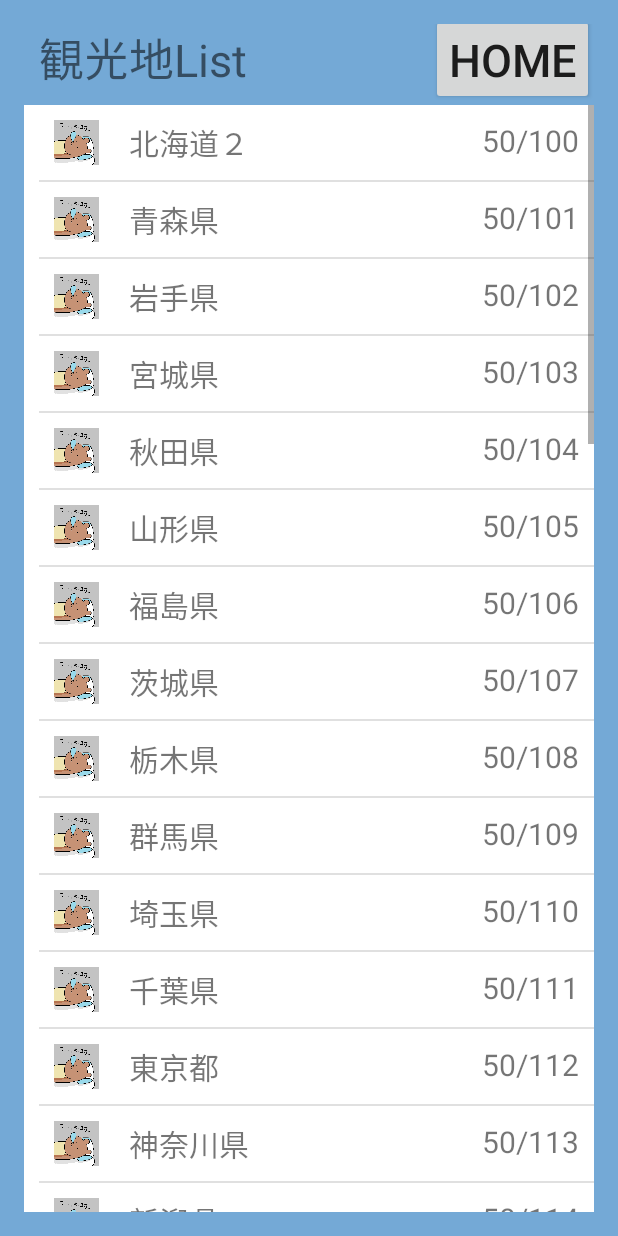
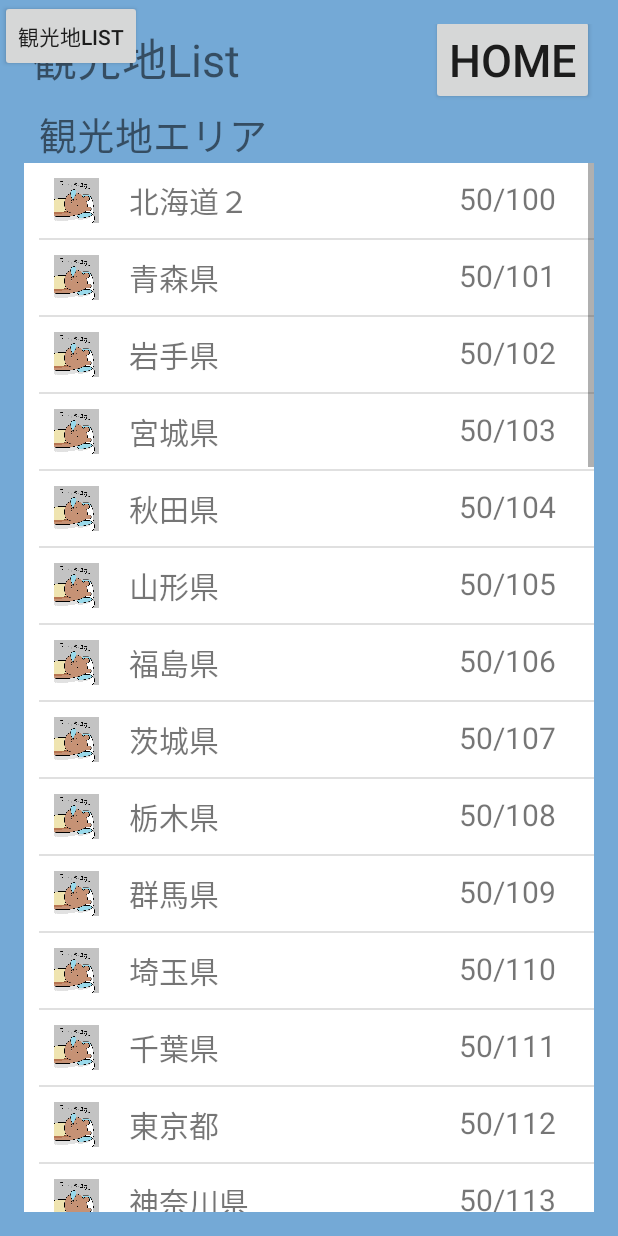
Before and after one commit to walk-tourist/WT, an Android app: the screen it shows after launch (TouristSpotActivity before the commit, MainActivity after it), after a tap on "観光地LIST", on a phone screen of 412 x 824 dp. Run offline under Robolectric (Android 15) with nearby library versions, the phone set to English and light mode, and no system bars.

Commit message:
観光地List（県-都道府県）Activity →Fragmentに修正

```diff
--- a/WT/Walk-Tourist/app/src/main/AndroidManifest.xml
+++ b/WT/Walk-Tourist/app/src/main/AndroidManifest.xml
@@ -12,11 +12,9 @@
             android:label="@string/app_name" >
             <intent-filter>
                 <action android:name="android.intent.action.MAIN" />
-
                 <category android:name="android.intent.category.LAUNCHER" />
             </intent-filter>
         </activity>
-        <activity android:name="wt.walk_tourist.settings.TouristSpotActivity"></activity>
     </application>
 
 </manifest>
--- a/WT/Walk-Tourist/app/src/main/java/wt/walk_tourist/MainActivity.java
+++ b/WT/Walk-Tourist/app/src/main/java/wt/walk_tourist/MainActivity.java
@@ -1,5 +1,8 @@
 package wt.walk_tourist;
 
+import android.app.Activity;
+import android.app.FragmentManager;
+import android.app.FragmentTransaction;
 import android.content.Intent;
 import android.support.v7.app.ActionBarActivity;
 import android.os.Bundle;
@@ -7,7 +10,10 @@ import android.view.Menu;
 import android.view.MenuItem;
 import android.view.View;
 
-public class MainActivity extends ActionBarActivity implements View.OnClickListener{
+import wt.walk_tourist.settings.TouristSpotForPrefFragment;
+import wt.walk_tourist.settings.utility.SettingsUtilty;
+
+public class MainActivity extends Activity implements View.OnClickListener{
 
     @Override
     protected void onCreate(Bundle savedInstanceState) {
@@ -17,35 +23,55 @@ public class MainActivity extends ActionBarActivity implements View.OnClickListe
         this.findViewById(R.id.button_tourist_spot).setOnClickListener(this);
     }
 
-    @Override
-    public boolean onCreateOptionsMenu(Menu menu) {
-        // Inflate the menu; this adds items to the action bar if it is present.
-        getMenuInflater().inflate(R.menu.menu_main, menu);
-        return true;
-    }
-
-    @Override
-    public boolean onOptionsItemSelected(MenuItem item) {
-        // Handle action bar item clicks here. The action bar will
-        // automatically handle clicks on the Home/Up button, so long
-        // as you specify a parent activity in AndroidManifest.xml.
-        int id = item.getItemId();
-
-        //noinspection SimplifiableIfStatement
-        if (id == R.id.action_settings) {
-            return true;
-        }
-
-        return super.onOptionsItemSelected(item);
-    }
+//    @Override
+//    public boolean onCreateOptionsMenu(Menu menu) {
+//        // Inflate the menu; this adds items to the action bar if it is present.
+//        getMenuInflater().inflate(R.menu.menu_main, menu);
+//        return true;
+//    }
+//
+//    @Override
+//    public boolean onOptionsItemSelected(MenuItem item) {
+//        // Handle action bar item clicks here. The action bar will
+//        // automatically handle clicks on the Home/Up button, so long
+//        // as you specify a parent activity in AndroidManifest.xml.
+//        int id = item.getItemId();
+//
+//        //noinspection SimplifiableIfStatement
+//        if (id == R.id.action_settings) {
+//            return true;
+//        }
+//
+//        return super.onOptionsItemSelected(item);
+//    }
 
     @Override
     public void onClick(View view) {
         if (view.getId() == R.id.button_tourist_spot) {
+            /*
             Intent intent = new Intent();
             // ここで設定するパッケージ名（wt.walk_tourist）はAvdroidManifest.xmlで設定しているアプリケーションのパッケージ名であることに注意！！
             intent.setClassName("wt.walk_tourist","wt.walk_tourist.settings.TouristSpotActivity");
             startActivity(intent);
+            */
+
+            SettingsUtilty.outputOperationLog("観光地リストを押下しました。");
+
+            FragmentManager fragmentManager = getFragmentManager();
+            FragmentTransaction fragmentTransaction = fragmentManager.beginTransaction();
+
+            TouristSpotForPrefFragment touristSpotForPrefFragment = new TouristSpotForPrefFragment();
+
+            fragmentTransaction.add(R.id.setting_tourist_spot_fragment, touristSpotForPrefFragment, "観光地-都道府県");
+            fragmentTransaction.addToBackStack(null);
+
+            fragmentTransaction.setTransition(FragmentTransaction.TRANSIT_FRAGMENT_FADE);
+
+            // TODO 標準のバックキーを押下すると、アクティビティ自体が終了してしまう・・・・
+            // TODO バックキーを押したときは現在表示中のフラグメントを閉じて、アクティビティは閉じないようにしたい。
+            // TODO ActionBarActivityをActivityに変更すると正常に動作する
+
+            fragmentTransaction.commit();
         }
     }
 }
--- a/WT/Walk-Tourist/app/src/main/java/wt/walk_tourist/settings/TouristSpotActivity.java
+++ /dev/null
@@ -1,110 +0,0 @@
-package wt.walk_tourist.settings;
-
-import android.app.Activity;
-import android.os.Bundle;
-import android.support.v7.app.ActionBarActivity;
-import android.view.Menu;
-import android.view.MenuItem;
-import android.view.View;
-import android.widget.AdapterView;
-import android.widget.ListView;
-import android.widget.Toast;
-
-import java.util.ArrayList;
-import java.util.List;
-
-import wt.walk_tourist.R;
-
-
-public class TouristSpotActivity extends Activity implements View.OnClickListener {
-
-    // 選択した観光地（県）
-    private int selectedSpotNo;
-
-    @Override
-    protected void onCreate(Bundle savedInstanceState) {
-        super.onCreate(savedInstanceState);
-        setContentView(R.layout.settings_tourist_spot_activity_main);
-
-
-        // 観光地Listのデータを作成
-        List<TouristSpotData> touristSpotDatas = new ArrayList<TouristSpotData>();
-
-        touristSpotDatas.add(new TouristSpotData("北海道２", "50/100"));
-        touristSpotDatas.add(new TouristSpotData("青森県","50/101"));
-        touristSpotDatas.add(new TouristSpotData("岩手県","50/102"));
-        touristSpotDatas.add(new TouristSpotData("宮城県","50/103"));
-        touristSpotDatas.add(new TouristSpotData("秋田県","50/104"));
-        touristSpotDatas.add(new TouristSpotData("山形県","50/105"));
-        touristSpotDatas.add(new TouristSpotData("福島県","50/106"));
-        touristSpotDatas.add(new TouristSpotData("茨城県","50/107"));
-        touristSpotDatas.add(new TouristSpotData("栃木県","50/108"));
-        touristSpotDatas.add(new TouristSpotData("群馬県","50/109"));
-        touristSpotDatas.add(new TouristSpotData("埼玉県","50/110"));
-        touristSpotDatas.add(new TouristSpotData("千葉県","50/111"));
-        touristSpotDatas.add(new TouristSpotData("東京都","50/112"));
-        touristSpotDatas.add(new TouristSpotData("神奈川県","50/113"));
-        touristSpotDatas.add(new TouristSpotData("新潟県","50/114"));
-        touristSpotDatas.add(new TouristSpotData("富山県","50/115"));
-        touristSpotDatas.add(new TouristSpotData("石川県","50/116"));
-        touristSpotDatas.add(new TouristSpotData("福井県","50/117"));
-        touristSpotDatas.add(new TouristSpotData("山梨県","50/118"));
-        touristSpotDatas.add(new TouristSpotData("長野県","50/119"));
-        touristSpotDatas.add(new TouristSpotData("岐阜県","50/120"));
-        touristSpotDatas.add(new TouristSpotData("静岡県","50/121"));
-        touristSpotDatas.add(new TouristSpotData("愛知県","50/122"));
-        touristSpotDatas.add(new TouristSpotData("三重県","50/123"));
-        touristSpotDatas.add(new TouristSpotData("滋賀県","50/124"));
-        touristSpotDatas.add(new TouristSpotData("京都府","50/125"));
-        touristSpotDatas.add(new TouristSpotData("大阪府","50/126"));
-        touristSpotDatas.add(new TouristSpotData("兵庫県","50/127"));
-        touristSpotDatas.add(new TouristSpotData("奈良県","50/128"));
-        touristSpotDatas.add(new TouristSpotData("和歌山県","50/129"));
-        touristSpotDatas.add(new TouristSpotData("鳥取県","50/130"));
-        touristSpotDatas.add(new TouristSpotData("島根県","50/131"));
-        touristSpotDatas.add(new TouristSpotData("岡山県","50/132"));
-        touristSpotDatas.add(new TouristSpotData("広島県","50/133"));
-        touristSpotDatas.add(new TouristSpotData("山口県","50/134"));
-        touristSpotDatas.add(new TouristSpotData("徳島県","50/135"));
-        touristSpotDatas.add(new TouristSpotData("香川県","50/136"));
-        touristSpotDatas.add(new TouristSpotData("愛媛県","50/137"));
-        touristSpotDatas.add(new TouristSpotData("高知県","50/138"));
-        touristSpotDatas.add(new TouristSpotData("福岡県","50/139"));
-        touristSpotDatas.add(new TouristSpotData("佐賀県","50/140"));
-        touristSpotDatas.add(new TouristSpotData("長崎県","50/141"));
-        touristSpotDatas.add(new TouristSpotData("熊本県","50/142"));
-        touristSpotDatas.add(new TouristSpotData("大分県","50/143"));
-        touristSpotDatas.add(new TouristSpotData("宮崎県","50/144"));
-        touristSpotDatas.add(new TouristSpotData("鹿児島県","50/145"));
-        touristSpotDatas.add(new TouristSpotData("沖縄県","50/146"));
-
-        TouristSpotListAdapter touristSpotListAdapter = new TouristSpotListAdapter(this, 0, touristSpotDatas);
-
-        // リストビューにデータを設定
-        ListView prefectureListView = (ListView)findViewById(R.id.listView1);
-        prefectureListView.setAdapter(touristSpotListAdapter);
-
-        prefectureListView.setOnItemClickListener(new AdapterView.OnItemClickListener() {
-            @Override
-            public void onItemClick(AdapterView<?> parent, View view, int position, long id) {
-                // クリックしたリストの情報を格納 リクエスト送信用
-                ListView listView = (ListView)parent;
-
-                // タップした観光地IDをセットする
-                selectedSpotNo = ((TouristSpotData)listView.getItemAtPosition(position)).getSpotId();
-
-                // 動作確認ダイアログを表示
-                Toast.makeText(getApplicationContext(), ((TouristSpotData)listView.getItemAtPosition(position)).getSpotName(), Toast.LENGTH_SHORT).show();
-
-                onClick(listView);
-
-            }
-        });
-    }
-
-    @Override
-    public void onClick(View view) {
-
-    }
-
-}
--- a/WT/Walk-Tourist/app/src/main/java/wt/walk_tourist/settings/TouristSpotForPrefectureFragment.java
+++ b/WT/Walk-Tourist/app/src/main/java/wt/walk_tourist/settings/TouristSpotForPrefFragment.java
@@ -2,6 +2,9 @@ package wt.walk_tourist.settings;
 
 import android.app.Activity;
 import android.app.Fragment;
+import android.app.FragmentManager;
+import android.app.FragmentTransaction;
+import android.graphics.Color;
 import android.os.Bundle;
 import android.view.LayoutInflater;
 import android.view.Menu;
@@ -9,23 +12,36 @@ import android.view.MenuItem;
 import android.view.View;
 import android.view.ViewGroup;
 import android.widget.AdapterView;
+import android.widget.Button;
 import android.widget.ListView;
+import android.widget.RelativeLayout;
+import android.widget.TextView;
 import android.widget.Toast;
 
 import java.util.ArrayList;
 import java.util.List;
 
 import wt.walk_tourist.R;
+import wt.walk_tourist.settings.utility.SettingsUtilty;
 
 
-public class TouristSpotForPrefectureFragment extends Fragment implements View.OnClickListener {
+public class TouristSpotForPrefFragment extends TouristSpotFragment {
 
     // 選択した観光地（県）
     private int selectedSpotNo;
 
     @Override
-    public View onCreateView(LayoutInflater inflater, ViewGroup container, Bundle savedInstanceState) {
-        View v = super.onCreateView(inflater, container, savedInstanceState);
+    public void showList(View v) {
+        v.findViewById(R.id.settings_tourist_spot_fragment_main_layout).setVisibility(View.VISIBLE);
+
+        // バックボタンの名称をセットする
+        ((TextView)v.findViewById(R.id.tourist_spot_back_button)).setText(getResources().getString(R.string.tourist_spot_back_button_home));
+
+        // バックボタンのリスナーをセットする
+        v.findViewById(R.id.tourist_spot_back_button).setOnClickListener(this);
+
+        // 観光地エリアをセットする
+        ((TextView)v.findViewById(R.id.tourist_spot_area)).setText("観光地エリア");
 
         // 観光地Listのデータを作成
         List<TouristSpotData> touristSpotDatas = new ArrayList<TouristSpotData>();
@@ -77,12 +93,11 @@ public class TouristSpotForPrefectureFragment extends Fragment implements View.O
         touristSpotDatas.add(new TouristSpotData("宮崎県","50/144"));
         touristSpotDatas.add(new TouristSpotData("鹿児島県","50/145"));
         touristSpotDatas.add(new TouristSpotData("沖縄県","50/146"));
-        /*
-        TouristSpotListAdapter touristSpotListAdapter = new TouristSpotListAdapter(this, 0, touristSpotDatas);
 
+        TouristSpotListAdapter touristSpotListAdapter = new TouristSpotListAdapter(getActivity(), 0, touristSpotDatas);
 
         // リストビューにデータを設定
-        ListView prefectureListView = (ListView)findViewById(R.id.listView1);
+        ListView prefectureListView = (ListView)v.findViewById(R.id.listView1);
         prefectureListView.setAdapter(touristSpotListAdapter);
 
         prefectureListView.setOnItemClickListener(new AdapterView.OnItemClickListener() {
@@ -95,20 +110,41 @@ public class TouristSpotForPrefectureFragment extends Fragment implements View.O
                 selectedSpotNo = ((TouristSpotData)listView.getItemAtPosition(position)).getSpotId();
 
                 // 動作確認ダイアログを表示
-                Toast.makeText(getApplicationContext(), ((TouristSpotData)listView.getItemAtPosition(position)).getSpotName(), Toast.LENGTH_SHORT).show();
+                Toast.makeText(getActivity(), ((TouristSpotData)listView.getItemAtPosition(position)).getSpotName(), Toast.LENGTH_SHORT).show();
 
                 onClick(listView);
 
             }
         });
-        */
-
-        return v;
     }
 
     @Override
     public void onClick(View view) {
+        if (view.getId() == R.id.tourist_spot_back_button) {
+            // TODO この画面を閉じる
+            FragmentManager fragmentManager = getFragmentManager();
+            FragmentTransaction fragmentTransaction = fragmentManager.beginTransaction();
 
+            // 1つ前のフラグメントを取り出す
+            fragmentManager.popBackStack();
+            fragmentTransaction.commit();
+
+        } else if (view.getId() == R.id.listView1) {
+            // TODO タッチした観光地の詳細へ
+            // TODO FragmentからFragmentへの値の渡し方はどのようにすればよいか
+            SettingsUtilty.outputOperationLog("観光地を選択しました。");
+
+            FragmentManager fragmentManager = getFragmentManager();
+            FragmentTransaction fragmentTransaction = fragmentManager.beginTransaction();
+
+            TouristSpotForBorFragment touristSpotForBorFragment = new TouristSpotForBorFragment();
+
+            fragmentTransaction.add(R.id.setting_tourist_spot_fragment, touristSpotForBorFragment, "観光地-市町村");
+            fragmentTransaction.addToBackStack(null);
+
+            fragmentTransaction.setTransition(FragmentTransaction.TRANSIT_FRAGMENT_FADE);
+
+            fragmentTransaction.commit();
+        }
     }
-
 }
--- /dev/null
+++ b/WT/Walk-Tourist/app/src/main/java/wt/walk_tourist/settings/TouristSpotFragment.java
@@ -0,0 +1,40 @@
+package wt.walk_tourist.settings;
+
+import android.app.Fragment;
+import android.app.FragmentManager;
+import android.app.FragmentTransaction;
+import android.os.Bundle;
+import android.view.LayoutInflater;
+import android.view.View;
+import android.view.ViewGroup;
+
+import wt.walk_tourist.R;
+import wt.walk_tourist.settings.utility.SettingsUtilty;
+
+
+public class TouristSpotFragment extends Fragment implements View.OnClickListener {
+
+    @Override
+    public View onCreateView(LayoutInflater inflater, ViewGroup container, Bundle savedInstanceState) {
+        super.onCreateView(inflater, container, savedInstanceState);
+        View v = inflater.inflate(R.layout.settings_tourist_spot_fragment, container, false);
+
+        // リスト表示処理
+        showList(v);
+
+        return v;
+    }
+
+    /**
+     * リスト表示処理
+     */
+    protected void showList(View v) {
+        // TODO 継承先で実装
+    }
+
+
+    @Override
+    public void onClick(View view) {
+        // TODO 継承先で実装
+    }
+}
--- /dev/null
+++ b/WT/Walk-Tourist/app/src/main/java/wt/walk_tourist/settings/utility/SettingsUtilty.java
@@ -0,0 +1,16 @@
+package wt.walk_tourist.settings.utility;
+
+import android.util.Log;
+
+/**
+ * Created by matsuguma on 2015/05/21.
+ */
+public class SettingsUtilty {
+    /**
+     * 操作ログを出力する
+     * @param operation 操作名
+     */
+    public static void outputOperationLog(String operation) {
+        Log.v("LookLife", "Fragment-LifeCycle-OPE：" + operation);
+    }
+}
--- a/WT/Walk-Tourist/app/src/main/res/layout/activity_main.xml
+++ b/WT/Walk-Tourist/app/src/main/res/layout/activity_main.xml
@@ -1,9 +1,6 @@
 <RelativeLayout xmlns:android="http://schemas.android.com/apk/res/android"
     xmlns:tools="http://schemas.android.com/tools" android:layout_width="match_parent"
-    android:layout_height="match_parent" android:paddingLeft="@dimen/activity_horizontal_margin"
-    android:paddingRight="@dimen/activity_horizontal_margin"
-    android:paddingTop="@dimen/activity_vertical_margin"
-    android:paddingBottom="@dimen/activity_vertical_margin" tools:context=".MainActivity">
+    android:layout_height="match_parent" tools:context=".MainActivity">
 
     <Button
         android:id="@+id/button_tourist_spot"
@@ -11,4 +8,11 @@
         android:layout_width="wrap_content"
         android:layout_height="wrap_content" />
 
+    <fragment
+        android:id="@+id/setting_tourist_spot_fragment"
+        android:name="wt.walk_tourist.settings.TouristSpotFragment"
+        android:layout_width="wrap_content"
+        android:layout_height="wrap_content" >
+    </fragment>
+
 </RelativeLayout>
--- a/WT/Walk-Tourist/app/src/main/res/layout/settings_tourist_spot_activity_main.xml
+++ /dev/null
@@ -1,49 +0,0 @@
-<RelativeLayout xmlns:android="http://schemas.android.com/apk/res/android"
-    xmlns:tools="http://schemas.android.com/tools" android:layout_width="match_parent"
-    android:layout_height="match_parent" android:paddingLeft="@dimen/activity_horizontal_margin"
-    android:paddingRight="@dimen/activity_horizontal_margin"
-    android:paddingTop="@dimen/activity_vertical_margin"
-    android:paddingBottom="@dimen/activity_vertical_margin" tools:context=".MainActivity"
-    android:background="#74A9D6">
-
-    <LinearLayout
-        android:layout_width="match_parent"
-        android:layout_height="match_parent"
-        android:orientation="vertical">
-
-        <RelativeLayout
-            android:layout_width="match_parent"
-            android:layout_height="wrap_content"
-            android:orientation="horizontal">
-            <!-- title -->
-            <TextView
-                android:id="@+id/trip_list_title"
-                android:layout_width="wrap_content"
-                android:layout_height="wrap_content"
-                android:text="観光地List"
-                android:textSize="30dp"
-                android:layout_marginLeft="10dp"/>
-            <!-- // title -->
-            <!-- home_button -->
-            <Button
-                android:layout_width="wrap_content"
-                android:layout_height="wrap_content"
-                android:layout_alignBaseline="@+id/trip_list_title"
-                android:text="HOME"
-                android:textSize="30dp"
-                android:layout_alignParentRight="true"/>
-            <!-- // home_button -->
-        </RelativeLayout>
-
-
-        <ListView
-            android:id="@+id/listView1"
-            android:layout_width="match_parent"
-            android:layout_height="wrap_content"
-            android:background="#FFFFFF"
-            android:paddingLeft="10dp">
-        </ListView>
-
-    </LinearLayout>
-
-</RelativeLayout>
--- a/WT/Walk-Tourist/app/src/main/res/layout/settings_tourist_spot_fragment.xml
+++ b/WT/Walk-Tourist/app/src/main/res/layout/settings_tourist_spot_fragment.xml
@@ -1,15 +1,19 @@
 <RelativeLayout xmlns:android="http://schemas.android.com/apk/res/android"
-    xmlns:tools="http://schemas.android.com/tools" android:layout_width="match_parent"
-    android:layout_height="match_parent" android:paddingLeft="@dimen/activity_horizontal_margin"
-    android:paddingRight="@dimen/activity_horizontal_margin"
-    android:paddingTop="@dimen/activity_vertical_margin"
-    android:paddingBottom="@dimen/activity_vertical_margin" tools:context=".MainActivity"
-    android:background="#74A9D6">
+    xmlns:tools="http://schemas.android.com/tools"
+    android:layout_width="match_parent"
+    android:layout_height="match_parent">
 
     <LinearLayout
         android:layout_width="match_parent"
         android:layout_height="match_parent"
-        android:orientation="vertical">
+        android:paddingLeft="@dimen/activity_horizontal_margin"
+        android:paddingRight="@dimen/activity_horizontal_margin"
+        android:paddingTop="@dimen/activity_vertical_margin"
+        android:paddingBottom="@dimen/activity_vertical_margin"
+        android:background="#74A9D6"
+        android:orientation="vertical"
+        android:id="@+id/settings_tourist_spot_fragment_main_layout"
+        android:visibility="gone" >
 
         <RelativeLayout
             android:layout_width="match_parent"
@@ -17,24 +21,34 @@
             android:orientation="horizontal">
             <!-- title -->
             <TextView
-                android:id="@+id/trip_list_title"
+                android:id="@+id/tourist_spot_list_title"
                 android:layout_width="wrap_content"
                 android:layout_height="wrap_content"
                 android:text="観光地List"
                 android:textSize="30dp"
-                android:layout_marginLeft="10dp"/>
+                android:layout_marginLeft="5dp"/>
             <!-- // title -->
             <!-- home_button -->
             <Button
+                android:id="@+id/tourist_spot_back_button"
+                android:layout_alignBaseline="@+id/tourist_spot_list_title"
                 android:layout_width="wrap_content"
                 android:layout_height="wrap_content"
-                android:layout_alignBaseline="@+id/trip_list_title"
-                android:text="HOME"
+                android:text=""
                 android:textSize="30dp"
-                android:layout_alignParentRight="true"/>
+                android:layout_alignParentRight="true" />
             <!-- // home_button -->
         </RelativeLayout>
 
+        <!-- tourist_spot_area -->
+        <TextView
+            android:id="@+id/tourist_spot_area"
+            android:layout_width="wrap_content"
+            android:layout_height="wrap_content"
+            android:textSize="25dp"
+            android:layout_marginLeft="10dp"
+            android:text="" />
+        <!-- // tourist_spot_area -->
 
         <ListView
             android:id="@+id/listView1"
--- a/WT/Walk-Tourist/app/src/main/res/layout/settings_tourist_spot_list_item.xml
+++ b/WT/Walk-Tourist/app/src/main/res/layout/settings_tourist_spot_list_item.xml
@@ -1,6 +1,7 @@
 <?xml version="1.0" encoding="utf-8"?>
 <LinearLayout xmlns:android="http://schemas.android.com/apk/res/android"
-    android:orientation="vertical" android:layout_width="match_parent"
+    android:orientation="vertical"
+    android:layout_width="match_parent"
     android:layout_height="match_parent">
 
     <!-- 参考にしたサイト：
@@ -31,7 +32,8 @@
             android:layout_width="wrap_content"
             android:layout_height="wrap_content"
             android:layout_marginLeft="50dp"
-            android:textSize="20dp"/>
+            android:textSize="20dp"
+            android:hint="観光地名"/>
 
         <TextView
             android:id="@+id/tourist_spot_list_item_spot_count"
@@ -39,7 +41,8 @@
             android:layout_width="wrap_content"
             android:layout_height="wrap_content"
             android:layout_alignParentRight="true"
-            android:textSize="20dp"/>
+            android:textSize="20dp"
+            android:hint="観光地数"/>
     </RelativeLayout>
 
 </LinearLayout>
--- a/WT/Walk-Tourist/app/src/main/res/values/strings.xml
+++ b/WT/Walk-Tourist/app/src/main/res/values/strings.xml
@@ -1,6 +1,9 @@
 <resources>
     <string name="app_name">Walk-Tourist</string>
 
-    <string name="hello_world">Hello world!</string>
     <string name="action_settings">Settings</string>
+
+    <string name="tourist_spot_back_button_home">HOME</string>
+    <string name="tourist_spot_back_button_before">戻る</string>
+
 </resources>
```
Also changed, not shown: WT/Walk-Tourist/app/src/main/java/wt/walk_tourist/settings/TouristSpotForBorFragment.java (added, +100 -0 lines).
